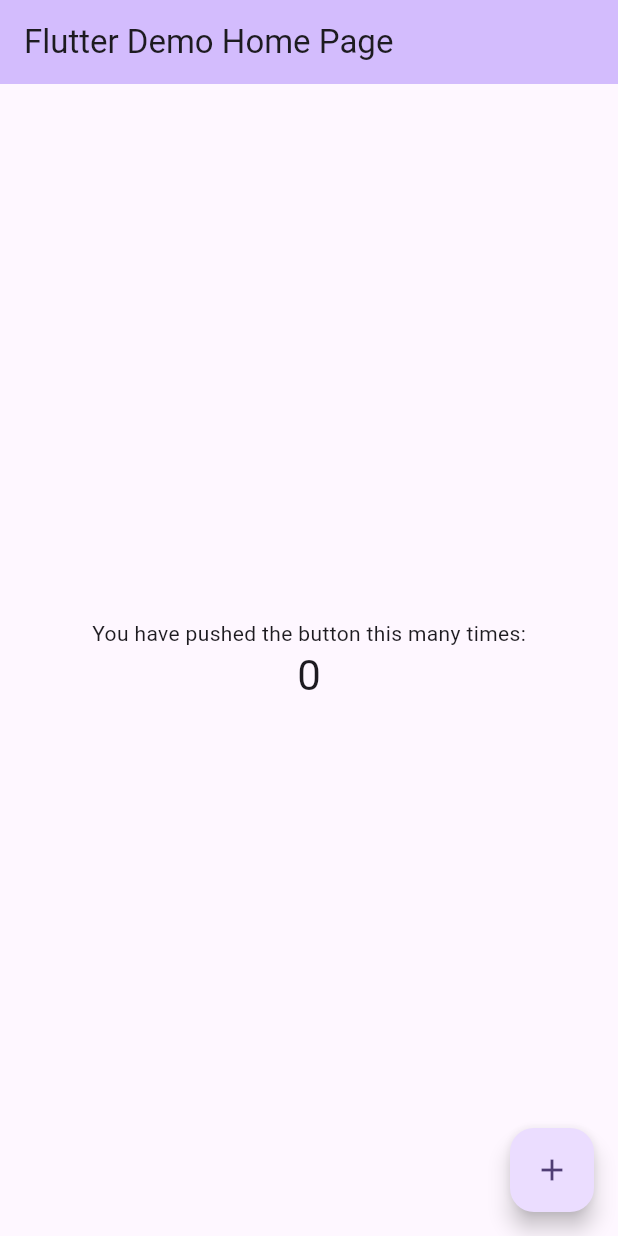
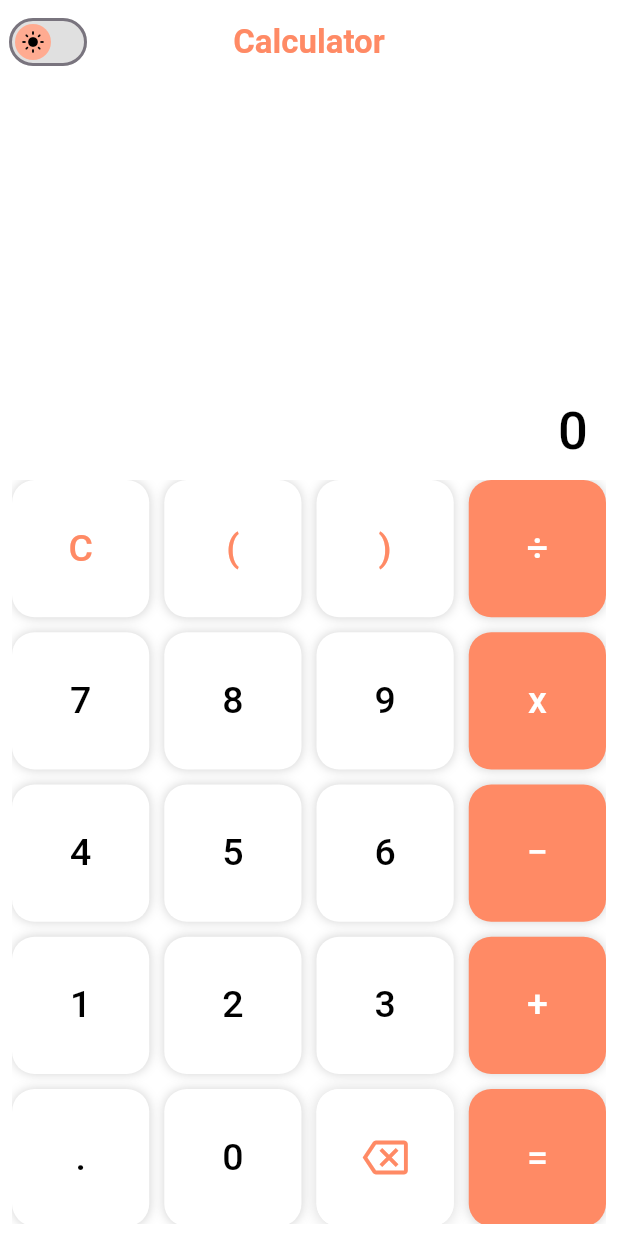
Before and after one commit to Touka-Agra/CognoRise-InfoTech, a Flutter app: the screen it shows after launch, on a phone screen of 412 x 824 dp. Run offline on Flutter 3.47's test engine with Material 3 defaults, Android fonts, the phone set to English and light mode, and no system bars; our stand-ins replace math_expressions.

Commit message:
Calculator Task

```diff
--- /dev/null
+++ b/lib/Task1-Calculator/Classes/Button.dart
@@ -0,0 +1,10 @@
+import 'package:flutter/material.dart';
+
+class Button{
+  String text;
+  Color color;
+  Color backgroundColor;
+
+  Button({required this.text, required this.color, required this.backgroundColor});
+
+}
--- /dev/null
+++ b/lib/Task1-Calculator/Classes/Theme.dart
@@ -0,0 +1,12 @@
+import 'package:flutter/material.dart';
+
+ThemeData lightTheme = ThemeData(
+  brightness: Brightness.light,
+  scaffoldBackgroundColor: Colors.white,
+
+);
+
+ThemeData darkTheme = ThemeData(
+  brightness: Brightness.dark,
+  scaffoldBackgroundColor: Colors.black,
+);
--- /dev/null
+++ b/lib/Task1-Calculator/Providers/ScreenProvider.dart
@@ -0,0 +1,55 @@
+import 'package:flutter/material.dart';
+import 'package:math_expressions/math_expressions.dart';
+
+class ScreenProvider extends ChangeNotifier{
+  String text="0";
+
+  double total = 0.0;
+
+  bool isEqualPressed=false;
+
+  addText(String char){
+    isEqualPressed=false;
+    if(text=="0") text="";
+    text+=char;
+    notifyListeners();
+  }
+
+  removeText(){
+    isEqualPressed=false;
+    if(text.length!=1){
+      text=text.substring(0,text.length-1);
+      notifyListeners();
+    }
+    else if(text.length==1){
+      text="0";
+      notifyListeners();
+    }
+  }
+
+  bool calculate() {
+    isEqualPressed=true;
+    String expression=text;
+    expression=expression.replaceAll("x", "*");
+    expression=expression.replaceAll("÷", "/");
+    expression=expression.replaceAll("−", "-");
+
+    try{
+      Parser p=Parser();
+      Expression exp=p.parse(expression);
+      ContextModel cm = ContextModel();
+      total=exp.evaluate(EvaluationType.REAL, cm);
+      notifyListeners();
+      return true;
+    }catch(e){
+      return false;
+    }
+  }
+
+  clearText(){
+    isEqualPressed=false;
+    text="0";
+    total=0.0;
+    notifyListeners();
+  }
+}
--- /dev/null
+++ b/lib/Task1-Calculator/Providers/ThemeProvider.dart
@@ -0,0 +1,10 @@
+import 'package:flutter/cupertino.dart';
+
+class ThemeProvider extends ChangeNotifier{
+  bool isLight=true;
+
+  themeToggle(){
+    isLight=!isLight;
+    notifyListeners();
+  }
+}
--- /dev/null
+++ b/lib/Task1-Calculator/Screens/Calculator.dart
@@ -0,0 +1,202 @@
+import 'package:flutter/material.dart';
+import 'package:provider/provider.dart';
+
+import '../Classes/Button.dart';
+import '../Providers/ScreenProvider.dart';
+import '../Providers/ThemeProvider.dart';
+
+class Calculator extends StatefulWidget {
+  const Calculator({super.key});
+
+  @override
+  State<Calculator> createState() => _CalculatorState();
+}
+
+class _CalculatorState extends State<Calculator> {
+  final Color c = Colors.deepOrange[300]!;
+
+  bool switchValue = false;
+
+  List<String> numbers=["1","2","3","4","5","6","7","8","9","0","(",")","."];
+  List<String> operation=['+','-','x','÷'];
+
+  String query="";
+
+
+  @override
+  Widget build(BuildContext context) {
+    final bgc = Theme.of(context).scaffoldBackgroundColor;
+
+    final textC = bgc == Colors.white ? Colors.black : Colors.white;
+
+    List<Button> buttons = [
+      Button(text: "C", color: c, backgroundColor: bgc),
+      Button(text: "(", color: c, backgroundColor: bgc),
+      Button(text: ")", color: c, backgroundColor: bgc),
+      Button(text: "÷", color: Colors.white, backgroundColor: c),
+      Button(text: "7", color: textC, backgroundColor: bgc),
+      Button(text: "8", color: textC, backgroundColor: bgc),
+      Button(text: "9", color: textC, backgroundColor: bgc),
+      Button(text: "x", color: Colors.white, backgroundColor: c),
+      Button(text: "4", color: textC, backgroundColor: bgc),
+      Button(text: "5", color: textC, backgroundColor: bgc),
+      Button(text: "6", color: textC, backgroundColor: bgc),
+      Button(text: "−", color: Colors.white, backgroundColor: c),
+      Button(text: "1", color: textC, backgroundColor: bgc),
+      Button(text: "2", color: textC, backgroundColor: bgc),
+      Button(text: "3", color: textC, backgroundColor: bgc),
+      Button(text: "+", color: Colors.white, backgroundColor: c),
+      Button(text: ".", color: textC, backgroundColor: bgc),
+      Button(text: "0", color: textC, backgroundColor: bgc),
+      Button(text: "", color: c, backgroundColor: bgc),
+      Button(text: "=", color: Colors.white, backgroundColor: c),
+    ];
+
+    return Scaffold(
+      appBar: AppBar(
+        title: Text("Calculator",
+            style: TextStyle(color: c, fontWeight: FontWeight.w600)),
+        centerTitle: true,
+        leading: Padding(
+          padding: const EdgeInsets.only(left: 8.0),
+          child: Switch(
+            value: switchValue,
+            inactiveThumbColor: Colors.deepOrange[200],
+            activeColor: c,
+            inactiveTrackColor: Colors.grey[300],
+            thumbIcon: switchValue
+                ? MaterialStateProperty.all(Icon(Icons.dark_mode, color: Colors.white))
+                : MaterialStateProperty.all(Icon(Icons.light_mode, color: Colors.black)),
+            onChanged: (value) {
+              setState(() {
+                switchValue = value;
+                Provider.of<ThemeProvider>(context, listen: false)
+                    .themeToggle();
+              });
+            },
+          ),
+        ),
+        backgroundColor: bgc,
+      ),
+      body: Container(
+          color: bgc,
+          child: Column(
+            mainAxisAlignment: MainAxisAlignment.spaceBetween,
+            children: [
+              Expanded(
+                child: Consumer<ScreenProvider>(
+                    builder: (context , screenProvider , child){
+                      return SingleChildScrollView(
+                          reverse: true,
+                          child: Container(
+                              alignment: Alignment.bottomRight,
+                              child: Padding(
+                                padding: const EdgeInsets.symmetric(horizontal: 20),
+                                child: Column(
+                                  crossAxisAlignment: CrossAxisAlignment.end,
+                                  children: [
+                                    Text(screenProvider.isEqualPressed?screenProvider.text:"", style: TextStyle(fontSize: 25,fontWeight: FontWeight.w500, color: Colors.grey[400])),
+                                    SizedBox(height: 10),
+                                    Text(screenProvider.isEqualPressed?screenProvider.total.toString():screenProvider.text, style: TextStyle(fontSize: 35,fontWeight: FontWeight.w500, color: textC),),
+                                  ],
+                                ),
+                              ))
+                      );
+                    }
+                ),
+              ),
+              Flexible(
+                  flex: 2,
+                  child: Padding(
+                    padding: const EdgeInsets.all(8.0),
+                    child: GridView.builder(
+                        gridDelegate: SliverGridDelegateWithFixedCrossAxisCount(
+                          crossAxisCount: 4,
+                          mainAxisSpacing: 10.0,
+                          crossAxisSpacing: 10.0,
+                        ),
+                        physics: NeverScrollableScrollPhysics(),
+                        itemCount: buttons.length,
+                        itemBuilder: (context, index) {
+                          Button button = buttons[index];
+                          if (index == 18) {
+                            return Container(
+                                decoration: BoxDecoration(
+                                  color: bgc,
+                                  boxShadow: [
+                                    BoxShadow(
+                                      color: Colors.grey.withOpacity(0.4),
+                                      blurRadius: 8,
+                                    )
+                                  ],
+                                  borderRadius: BorderRadius.circular(15),
+                                ),
+                                child: IconButton(
+                                    onPressed: () {
+                                      Provider.of<ScreenProvider>(context, listen:false).removeText();
+                                    },
+                                    style: ButtonStyle(
+                                      backgroundColor: MaterialStatePropertyAll(
+                                          button.backgroundColor),
+                                      shape: MaterialStatePropertyAll(
+                                          RoundedRectangleBorder(
+                                              borderRadius:
+                                              BorderRadius.circular(15))),
+                                    ),
+                                    icon: Icon(
+                                      Icons.backspace_outlined,
+                                      color: button.color,
+                                      size: 30,
+                                    )));
+                          }
+                          return Container(
+                            decoration: BoxDecoration(
+                              boxShadow: [
+                                BoxShadow(
+                                  color: Colors.grey.withOpacity(0.45),
+                                  blurRadius: 5,
+                                )
+                              ],
+                              borderRadius: BorderRadius.circular(15),
+                            ),
+                            child: TextButton(
+                              onPressed: () {
+                                String text=button.text;
+                                if(text!="C" && text!="="){
+                                  Provider.of<ScreenProvider>(context, listen:false).addText(text);
+                                }
+                                else if(text=="C"){
+                                  Provider.of<ScreenProvider>(context, listen:false).clearText();
+                                }
+                                else if(text=="="){
+                                  bool isValid= Provider.of<ScreenProvider>(context, listen: false).calculate();
+                                  if(!isValid){
+                                    ScaffoldMessenger.of(context).showSnackBar(SnackBar(backgroundColor: textC,content: Text("Invalid Expression")));
+                                  }
+                                }
+
+                              },
+                              style: ButtonStyle(
+                                backgroundColor: MaterialStatePropertyAll(
+                                    button.backgroundColor),
+                                shape: MaterialStatePropertyAll(
+                                    RoundedRectangleBorder(
+                                        borderRadius:
+                                        BorderRadius.circular(15))),
+                                overlayColor: MaterialStateProperty.all(
+                                    Colors.grey[200]), // Disable ripple effect
+                              ),
+                              child: Text(button.text,
+                                  style: TextStyle(
+                                      fontSize: 25,
+                                      color: button.color,
+                                      fontWeight: FontWeight.w500)),
+                            ),
+                          );
+                        }),
+                  ))
+            ],
+          )),
+    );
+  }
+}
--- a/lib/main.dart
+++ b/lib/main.dart
@@ -1,4 +1,10 @@
 import 'package:flutter/material.dart';
+import 'package:provider/provider.dart';
+
+import 'Task1-Calculator/Classes/Theme.dart';
+import 'Task1-Calculator/Providers/ScreenProvider.dart';
+import 'Task1-Calculator/Providers/ThemeProvider.dart';
+import 'Task1-Calculator/Screens/Calculator.dart';
 
 void main() {
   runApp(const MyApp());
@@ -10,116 +16,22 @@ class MyApp extends StatelessWidget {
   // This widget is the root of your application.
   @override
   Widget build(BuildContext context) {
-    return MaterialApp(
-      title: 'Flutter Demo',
-      theme: ThemeData(
-        // This is the theme of your application.
-        //
-        // TRY THIS: Try running your application with "flutter run". You'll see
-        // the application has a purple toolbar. Then, without quitting the app,
-        // try changing the seedColor in the colorScheme below to Colors.green
-        // and then invoke "hot reload" (save your changes or press the "hot
-        // reload" button in a Flutter-supported IDE, or press "r" if you used
-        // the command line to start the app).
-        //
-        // Notice that the counter didn't reset back to zero; the application
-        // state is not lost during the reload. To reset the state, use hot
-        // restart instead.
-        //
-        // This works for code too, not just values: Most code changes can be
-        // tested with just a hot reload.
-        colorScheme: ColorScheme.fromSeed(seedColor: Colors.deepPurple),
-        useMaterial3: true,
+    return MultiProvider(
+      providers: [
+        ChangeNotifierProvider(create: (_)=>ThemeProvider()),
+        ChangeNotifierProvider(create: (_)=>ScreenProvider()),
+
+      ],
+      child: Consumer<ThemeProvider>(
+          builder:(context , themeProvider , child){
+            return MaterialApp(
+                title: 'Flutter Demo',
+                debugShowCheckedModeBanner: false,
+                theme: themeProvider.isLight?lightTheme:darkTheme,
+                home: Calculator()
+            );
+          }
       ),
-      home: const MyHomePage(title: 'Flutter Demo Home Page'),
     );
   }
 }
-
-class MyHomePage extends StatefulWidget {
-  const MyHomePage({super.key, required this.title});
-
-  // This widget is the home page of your application. It is stateful, meaning
-  // that it has a State object (defined below) that contains fields that affect
-  // how it looks.
-
-  // This class is the configuration for the state. It holds the values (in this
-  // case the title) provided by the parent (in this case the App widget) and
-  // used by the build method of the State. Fields in a Widget subclass are
-  // always marked "final".
-
-  final String title;
-
-  @override
-  State<MyHomePage> createState() => _MyHomePageState();
-}
-
-class _MyHomePageState extends State<MyHomePage> {
-  int _counter = 0;
-
-  void _incrementCounter() {
-    setState(() {
-      // This call to setState tells the Flutter framework that something has
-      // changed in this State, which causes it to rerun the build method below
-      // so that the display can reflect the updated values. If we changed
-      // _counter without calling setState(), then the build method would not be
-      // called again, and so nothing would appear to happen.
-      _counter++;
-    });
-  }
-
-  @override
-  Widget build(BuildContext context) {
-    // This method is rerun every time setState is called, for instance as done
-    // by the _incrementCounter method above.
-    //
-    // The Flutter framework has been optimized to make rerunning build methods
-    // fast, so that you can just rebuild anything that needs updating rather
-    // than having to individually change instances of widgets.
-    return Scaffold(
-      appBar: AppBar(
-        // TRY THIS: Try changing the color here to a specific color (to
-        // Colors.amber, perhaps?) and trigger a hot reload to see the AppBar
-        // change color while the other colors stay the same.
-        backgroundColor: Theme.of(context).colorScheme.inversePrimary,
-        // Here we take the value from the MyHomePage object that was created by
-        // the App.build method, and use it to set our appbar title.
-        title: Text(widget.title),
-      ),
-      body: Center(
-        // Center is a layout widget. It takes a single child and positions it
-        // in the middle of the parent.
-        child: Column(
-          // Column is also a layout widget. It takes a list of children and
-          // arranges them vertically. By default, it sizes itself to fit its
-          // children horizontally, and tries to be as tall as its parent.
-          //
-          // Column has various properties to control how it sizes itself and
-          // how it positions its children. Here we use mainAxisAlignment to
-          // center the children vertically; the main axis here is the vertical
-          // axis because Columns are vertical (the cross axis would be
-          // horizontal).
-          //
-          // TRY THIS: Invoke "debug painting" (choose the "Toggle Debug Paint"
-          // action in the IDE, or press "p" in the console), to see the
-          // wireframe for each widget.
-          mainAxisAlignment: MainAxisAlignment.center,
-          children: <Widget>[
-            const Text(
-              'You have pushed the button this many times:',
-            ),
-            Text(
-              '$_counter',
-              style: Theme.of(context).textTheme.headlineMedium,
-            ),
-          ],
-        ),
-      ),
-      floatingActionButton: FloatingActionButton(
-        onPressed: _incrementCounter,
-        tooltip: 'Increment',
-        child: const Icon(Icons.add),
-      ), // This trailing comma makes auto-formatting nicer for build methods.
-    );
-  }
-}
--- a/pubspec.yaml
+++ b/pubspec.yaml
@@ -35,6 +35,9 @@ dependencies:
   # The following adds the Cupertino Icons font to your application.
   # Use with the CupertinoIcons class for iOS style icons.
   cupertino_icons: ^1.0.8
+  provider:
+  math_expressions:
+  image:
 
 dev_dependencies:
   flutter_test:
```
Also changed, not shown: pubspec.lock.
